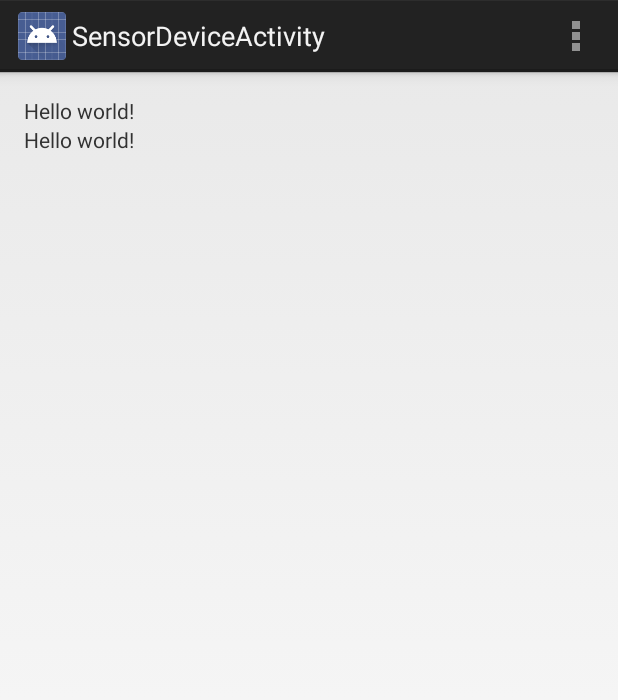
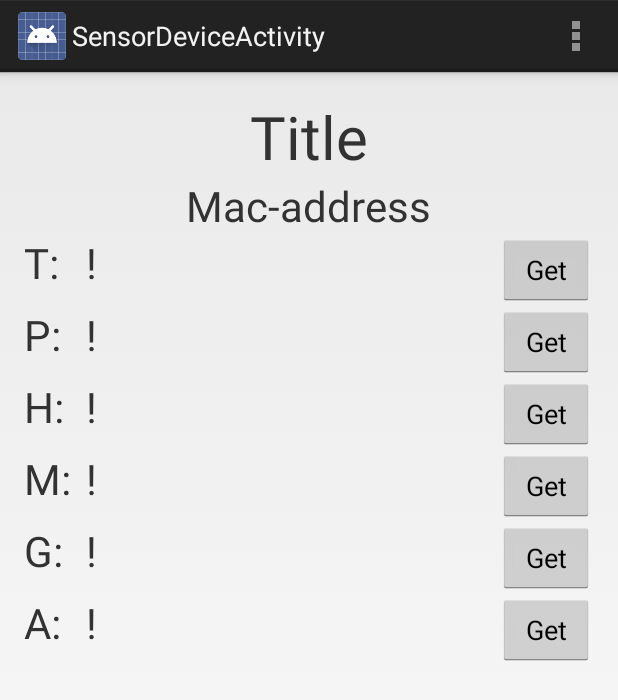
Before and after one commit to ockka/ETSN05-Group2, an Android app: the SensorDeviceActivity screen opened directly, with no data from a screen before it, on a phone screen of 412 x 824 dp. Shown: the top 700 px of the screen. Run offline under Robolectric (Android 15) with nearby library versions, the phone set to English and light mode, and no system bars.

Commit message:
Sensor device activity draft

```diff
--- a/app/src/main/res/layout/activity_sensor_device.xml
+++ b/app/src/main/res/layout/activity_sensor_device.xml
@@ -7,13 +7,144 @@
     android:orientation="vertical"
     tools:context="com.etsn05group2.lampcontroller.activity.SensorDeviceActivity">
 
+    <TextView android:text="Title" android:layout_width="wrap_content"
+        android:layout_height="wrap_content"
+        android:id="@+id/titleTextView"
+        android:textSize="40sp"
+        android:layout_gravity="center"/>
 
-    <TextView android:text="@string/hello_world" android:layout_width="wrap_content"
+    <TextView android:text="Mac-address" android:layout_width="wrap_content"
         android:layout_height="wrap_content"
-        android:id="@+id/temperature" />
+        android:id="@+id/macAddressTextView"
+        android:textSize="28sp"
+        android:layout_gravity="center" />
 
-    <TextView android:text="@string/hello_world" android:layout_width="wrap_content"
-        android:layout_height="wrap_content"
-        android:id="@+id/pressure" />
+    <TableLayout
+        android:layout_width="match_parent"
+        android:layout_height="wrap_content">
+
+        <TableRow
+            android:layout_width="match_parent"
+            android:layout_height="wrap_content">
+
+            <TextView android:text="T:"
+                android:id="@+id/temperatureTextView"
+                android:textSize="28sp" />
+
+            <TextView android:text="!"
+                android:layout_weight="1"
+                android:layout_marginLeft="10dp"
+                android:layout_marginRight="10dp"
+                android:id="@+id/temperatureValueTextView"
+                android:textSize="28sp" />
+
+            <Button android:text="@string/get"
+                android:id="@+id/temperatureButton"
+                android:layout_gravity="right" />
+        </TableRow>
+
+        <TableRow
+            android:layout_width="match_parent"
+            android:layout_height="wrap_content">
+
+            <TextView android:text="P:"
+                android:id="@+id/pressureTextView"
+                android:textSize="28sp" />
+
+            <TextView android:text="!"
+                android:layout_weight="1"
+                android:layout_marginLeft="10dp"
+                android:layout_marginRight="10dp"
+                android:id="@+id/pressureValueTextView"
+                android:textSize="28sp" />
+
+            <Button android:text="@string/get"
+                android:id="@+id/pressureButton"
+                android:layout_gravity="right" />
+        </TableRow>
+
+        <TableRow
+            android:layout_width="match_parent"
+            android:layout_height="wrap_content">
+
+            <TextView android:text="H:"
+                android:id="@+id/humidityTextView"
+                android:textSize="28sp" />
+
+            <TextView android:text="!"
+                android:layout_weight="1"
+                android:layout_marginLeft="10dp"
+                android:layout_marginRight="10dp"
+                android:id="@+id/humidityValueTextView"
+                android:textSize="28sp" />
+
+            <Button android:text="@string/get"
+                android:id="@+id/humidityButton"
+                android:layout_gravity="right" />
+        </TableRow>
+
+        <TableRow
+            android:layout_width="match_parent"
+            android:layout_height="wrap_content">
+
+            <TextView android:text="M:"
+                android:id="@+id/magneticTextView"
+                android:textSize="28sp" />
+
+            <TextView android:text="!"
+                android:layout_weight="1"
+                android:layout_marginLeft="10dp"
+                android:layout_marginRight="10dp"
+                android:id="@+id/magneticValueTextView"
+                android:textSize="28sp" />
+
+            <Button android:text="@string/get"
+                android:id="@+id/magneticButton"
+                android:layout_gravity="right" />
+        </TableRow>
+
+        <TableRow
+            android:layout_width="match_parent"
+            android:layout_height="wrap_content">
+
+            <TextView android:text="G:"
+                android:id="@+id/gyroscopicTextView"
+                android:textSize="28sp" />
+
+            <TextView android:text="!"
+                android:layout_weight="1"
+                android:layout_marginLeft="10dp"
+                android:layout_marginRight="10dp"
+                android:id="@+id/gyroscopicValueTextView"
+                android:textSize="28sp" />
+
+            <Button android:text="@string/get"
+                android:id="@+id/gyroscopicButton"
+                android:layout_gravity="right" />
+        </TableRow>
+
+        <TableRow
+            android:layout_width="match_parent"
+            android:layout_height="wrap_content">
+
+            <TextView android:text="A:"
+                android:id="@+id/accelerometerTextView"
+                android:textSize="28sp" />
+
+            <TextView android:text="!"
+                android:layout_weight="1"
+                android:layout_marginLeft="10dp"
+                android:layout_marginRight="10dp"
+                android:id="@+id/accelerometerValueTextView"
+                android:textSize="28sp" />
+
+            <Button android:text="@string/get"
+                android:id="@+id/accelerometerButton"
+                android:layout_gravity="right" />
+        </TableRow>
+
+
+    </TableLayout>
+
 
 </LinearLayout>
--- a/app/src/main/res/values/strings.xml
+++ b/app/src/main/res/values/strings.xml
@@ -5,5 +5,6 @@
     <string name="hello_world">Hello world!</string>
     <string name="action_settings">Settings</string>
     <string name="title_activity_sensor_device">SensorDeviceActivity</string>
+    <string name="get">Get</string>
 
 </resources>
```
